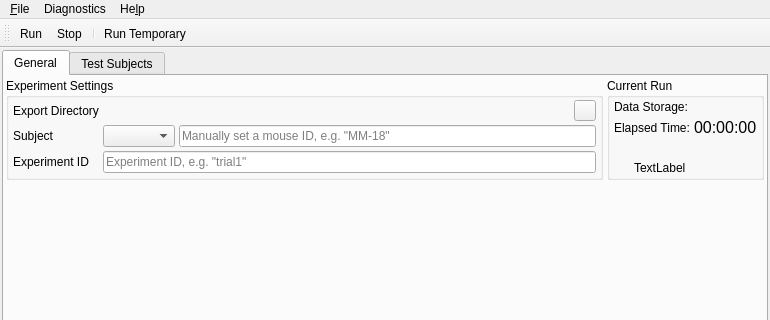
syntalos/syntalos, file src/mainwindow.ui: the form before one commit; both pictures show x 0 to 770 and y 0 to 320 of the 770 by 761 pixel window.
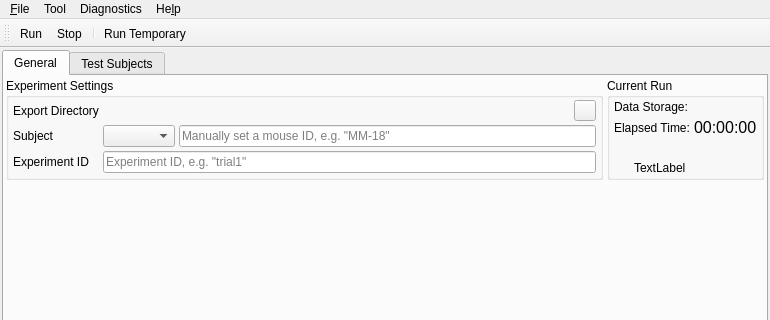
The form after the commit. Icons and pictures are not drawn. Custom widgets are drawn as their Qt base class.

Commit message: trivial: Add some main menu placeholder actions

The edit to the form file:
```diff
--- a/src/mainwindow.ui
+++ b/src/mainwindow.ui
@@ -794,7 +794,14 @@
     </property>
     <addaction name="actionTimings"/>
    </widget>
+   <widget class="QMenu" name="menuTool">
+    <property name="title">
+     <string>Tool</string>
+    </property>
+    <addaction name="actionGlobalConfig"/>
+   </widget>
    <addaction name="menuFile"/>
+   <addaction name="menuTool"/>
    <addaction name="menuDiagnostics"/>
    <addaction name="menuHelp"/>
   </widget>
```
Left out of the diff: 17 changed lines with no effect on the pictures.
